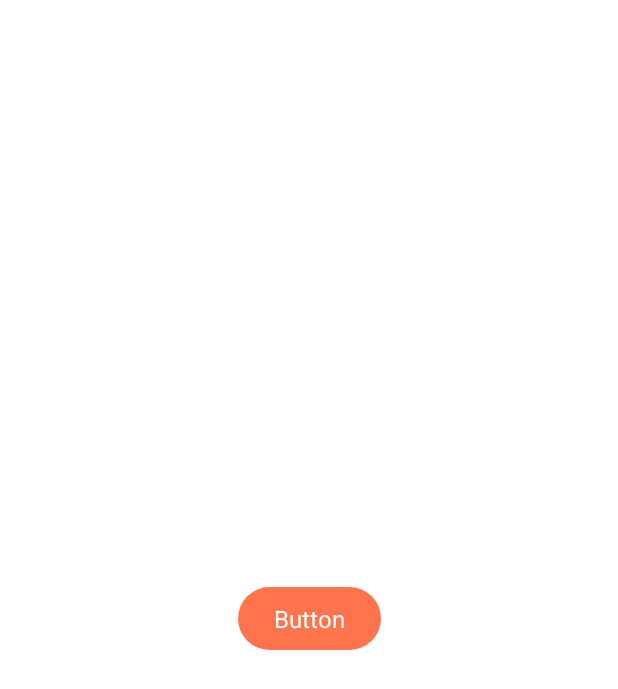
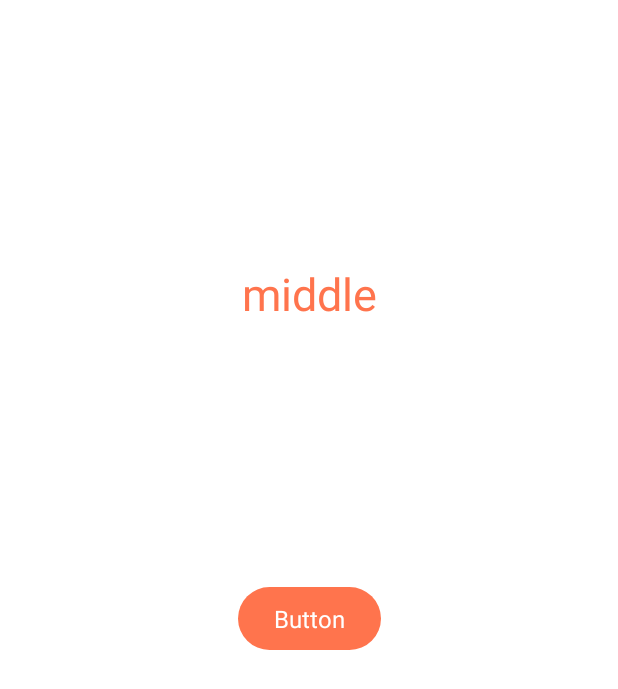
Before and after one commit to vegan-royal-family/vegan-project-android, an Android app: the layout activity_main.xml on its own in the app's theme, with its tools: preview values and no code run, on a phone screen of 412 x 824 dp. Shown: the top 689 px of the screen. Run offline under Robolectric (Android 15) with nearby library versions, the phone set to English and light mode, and no system bars.

Commit message:
1115 textbutton

```diff
--- a/app/src/main/res/layout/activity_main.xml
+++ b/app/src/main/res/layout/activity_main.xml
@@ -5,16 +5,24 @@
     binding 할 데이터는 layout 태그 내부의 data 태그에 선언하면 됩니다.
 -->
 <layout xmlns:android="http://schemas.android.com/apk/res/android"
-    xmlns:app="http://schemas.android.com/apk/res-auto"
-    xmlns:tools="http://schemas.android.com/tools">
-
-    <data>
-
-    </data>
+    xmlns:app="http://schemas.android.com/apk/res-auto">
 
     <androidx.constraintlayout.widget.ConstraintLayout
         android:layout_width="match_parent"
         android:layout_height="match_parent">
+
+        <com.github.royalfamily.vagan.ui.component.button.CustomTextButton
+            android:id="@+id/btn_txt"
+            android:layout_width="wrap_content"
+            android:layout_height="wrap_content"
+
+            app:text="middle"
+
+            app:layout_constraintBottom_toTopOf="@+id/btn_next"
+            app:layout_constraintLeft_toLeftOf="parent"
+            app:layout_constraintRight_toRightOf="parent"
+            app:layout_constraintTop_toTopOf="parent"
+            />
 
         <com.github.royalfamily.vagan.ui.component.button.Button
             android:id="@+id/btn_next"
```
Also changed, not shown: app/src/main/res/values/attrs.xml (+23 -11 lines).
